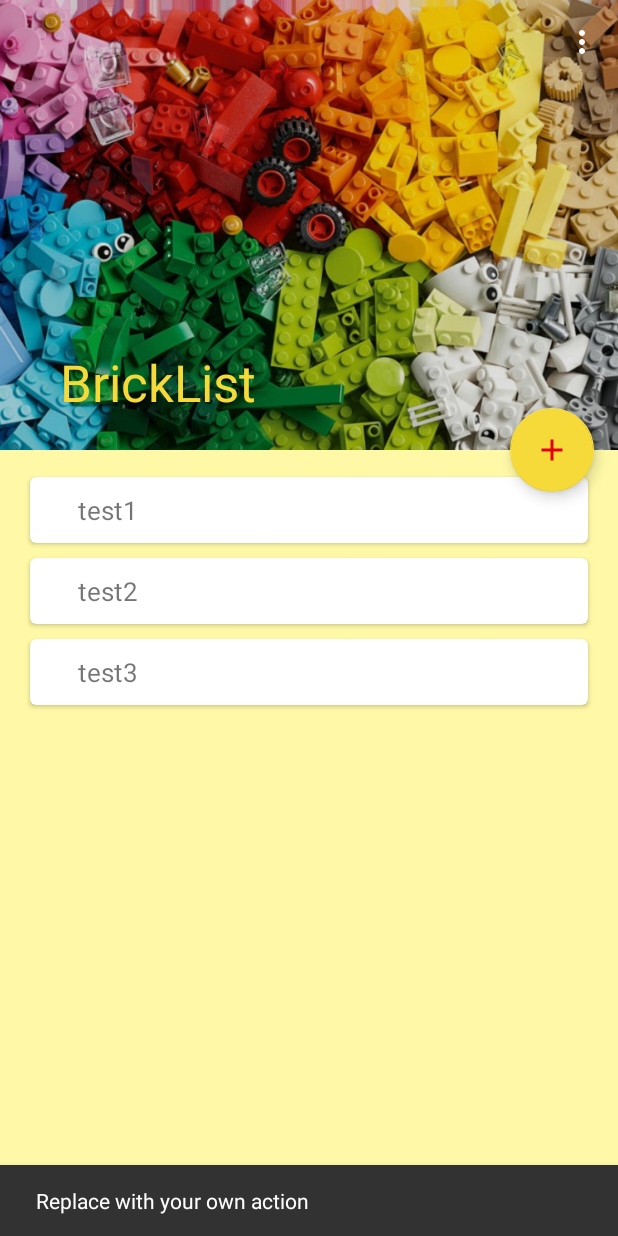
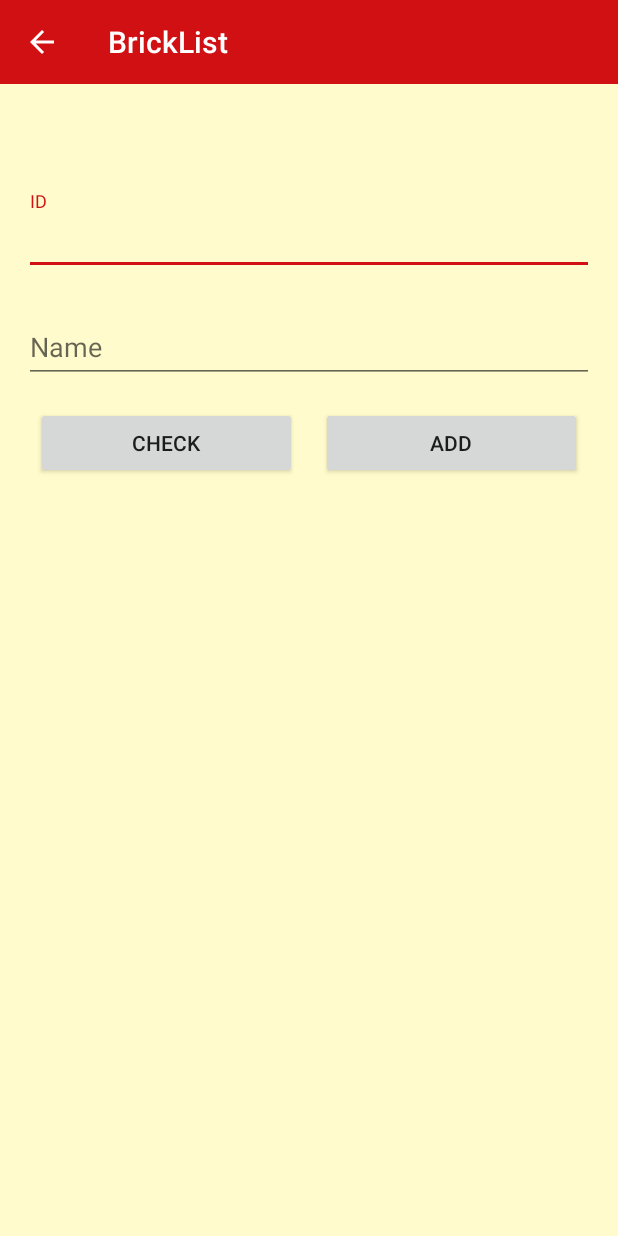
Before and after one commit to Vieja/BrickListApp, an Android app: the screen it shows after launch (MainActivity before the commit, ProjectCreationActivity after it), after a tap on an icon or button, on a phone screen of 412 x 824 dp. Run offline under Robolectric (Android 15) with nearby library versions, the phone set to English and light mode, and no system bars.

Commit message:
add ProjectCreationActivity

```diff
--- a/app/build.gradle
+++ b/app/build.gradle
@@ -8,7 +8,7 @@ android {
 
     defaultConfig {
         applicationId "com.vieja.bricklist"
-        minSdkVersion 18
+        minSdkVersion 21
         targetSdkVersion 29
         versionCode 1
         versionName "1.0"
--- a/app/src/main/AndroidManifest.xml
+++ b/app/src/main/AndroidManifest.xml
@@ -17,6 +17,7 @@
             </intent-filter>
         </activity>
         <activity android:name=".SettingsActivity"/>
+        <activity android:name=".ProjectCreationActivity"/>
     </application>
 
 </manifest>
--- a/app/src/main/java/com/vieja/bricklist/MainActivity.kt
+++ b/app/src/main/java/com/vieja/bricklist/MainActivity.kt
@@ -1,6 +1,7 @@
 package com.vieja.bricklist
 
 import android.content.Context
+import android.content.Intent
 import android.os.Bundle
 import android.view.Menu
 import androidx.appcompat.app.AppCompatActivity
@@ -30,8 +31,9 @@ class MainActivity : AppCompatActivity() {
         collapsingToolbar.setExpandedTitleColor(ContextCompat.getColor(this, R.color.colorAccent));
 
         addProjectButton.setOnClickListener { view ->
-            Snackbar.make(view, "Replace with your own action", Snackbar.LENGTH_LONG)
-                .setAction("Action", null).show()
+//            Snackbar.make(view, "Replace with your own action", Snackbar.LENGTH_LONG)
+//                .setAction("Action", null).show()
+            startActivity(Intent(this,ProjectCreationActivity::class.java))
         }
 
         val recyclerView = findViewById(R.id.projectsList) as RecyclerView
--- /dev/null
+++ b/app/src/main/java/com/vieja/bricklist/ProjectCreationActivity.kt
@@ -0,0 +1,24 @@
+package com.vieja.bricklist
+
+import android.os.Build
+import android.os.Bundle
+import androidx.appcompat.app.AppCompatActivity
+import androidx.appcompat.widget.Toolbar
+import androidx.core.content.ContextCompat
+
+class ProjectCreationActivity : AppCompatActivity() {
+
+    override fun onCreate(savedInstanceState: Bundle?) {
+        super.onCreate(savedInstanceState)
+        setContentView(R.layout.activity_newproject)
+
+        val toolbar: Toolbar = findViewById(R.id.toolbar) as Toolbar
+        setSupportActionBar(toolbar)
+        getSupportActionBar()?.setDisplayHomeAsUpEnabled(true)
+        getSupportActionBar()?.setDisplayShowHomeEnabled(true)
+        toolbar.navigationIcon?.mutate()?.let {
+            it.setTint(ContextCompat.getColor(this, R.color.colorSecondary))
+            toolbar.navigationIcon = it
+        }
+    }
+}
--- a/app/src/main/res/layout/activity_main.xml
+++ b/app/src/main/res/layout/activity_main.xml
@@ -51,6 +51,8 @@
         android:layout_height="wrap_content"
         android:layout_margin="16dp"
         android:src="@drawable/ic_add_red_24dp"
+        android:backgroundTint="@color/colorAccent"
+        app:borderWidth="0dp"
         app:layout_anchor="@id/appBar"
         app:layout_anchorGravity="bottom|end" />
 </androidx.coordinatorlayout.widget.CoordinatorLayout>
--- /dev/null
+++ b/app/src/main/res/layout/activity_newproject.xml
@@ -0,0 +1,82 @@
+<?xml version="1.0" encoding="utf-8"?>
+<androidx.constraintlayout.widget.ConstraintLayout
+    xmlns:android="http://schemas.android.com/apk/res/android"
+    xmlns:app="http://schemas.android.com/apk/res-auto"
+    android:layout_width="match_parent"
+    android:layout_height="match_parent"
+    android:background="@color/colorBackground">
+
+    <androidx.appcompat.widget.Toolbar
+        android:id="@+id/toolbar"
+        android:layout_width="match_parent"
+        android:layout_height="?attr/actionBarSize"
+        app:layout_collapseMode="pin"
+        app:layout_constraintEnd_toEndOf="parent"
+        app:layout_constraintStart_toStartOf="parent"
+        app:layout_constraintTop_toTopOf="parent"
+        android:background="@color/colorPrimary"
+        app:titleTextColor="@color/colorSecondary"
+        app:popupTheme="@style/ThemeOverlay.AppCompat.Light" />
+
+    <com.google.android.material.textfield.TextInputLayout
+        android:id="@+id/idInputLayout"
+        android:layout_width="0dp"
+        android:layout_height="wrap_content"
+        android:layout_marginStart="16dp"
+        android:layout_marginEnd="16dp"
+        app:layout_constraintBottom_toBottomOf="parent"
+        app:layout_constraintEnd_toEndOf="parent"
+        app:layout_constraintStart_toStartOf="parent"
+        app:layout_constraintTop_toBottomOf="@+id/toolbar"
+        app:layout_constraintVertical_bias="0.100000024">
+
+        <com.google.android.material.textfield.TextInputEditText
+            android:layout_width="match_parent"
+            android:layout_height="wrap_content"
+            android:hint="ID" />
+
+    </com.google.android.material.textfield.TextInputLayout>
+
+    <com.google.android.material.textfield.TextInputLayout
+        android:id="@+id/nameInputLayout"
+        android:layout_width="0dp"
+        android:layout_height="wrap_content"
+        android:layout_marginStart="16dp"
+        android:layout_marginTop="16dp"
+        android:layout_marginEnd="16dp"
+        app:layout_constraintEnd_toEndOf="parent"
+        app:layout_constraintStart_toStartOf="parent"
+        app:layout_constraintTop_toBottomOf="@+id/idInputLayout">
+
+        <com.google.android.material.textfield.TextInputEditText
+            android:layout_width="match_parent"
+            android:layout_height="wrap_content"
+            android:hint="Name" />
+    </com.google.android.material.textfield.TextInputLayout>
+
+    <Button
+        android:id="@+id/button"
+        android:layout_width="0dp"
+        android:layout_height="wrap_content"
+        android:layout_marginStart="24dp"
+        android:layout_marginTop="16dp"
+        android:layout_marginEnd="8dp"
+        android:text="CHECK"
+        app:layout_constraintEnd_toStartOf="@+id/button2"
+        app:layout_constraintHorizontal_chainStyle="packed"
+        app:layout_constraintStart_toStartOf="parent"
+        app:layout_constraintTop_toBottomOf="@+id/nameInputLayout" />
+
+    <Button
+        android:id="@+id/button2"
+        android:layout_width="0dp"
+        android:layout_height="wrap_content"
+        android:layout_marginStart="8dp"
+        android:layout_marginTop="16dp"
+        android:layout_marginEnd="24dp"
+        android:text="ADD"
+        app:layout_constraintEnd_toEndOf="parent"
+        app:layout_constraintStart_toEndOf="@id/button"
+        app:layout_constraintTop_toBottomOf="@+id/nameInputLayout" />
+
+</androidx.constraintlayout.widget.ConstraintLayout>
--- a/app/src/main/res/layout/project_card.xml
+++ b/app/src/main/res/layout/project_card.xml
@@ -23,6 +23,7 @@
             android:paddingBottom="10dp"
             android:textAlignment="textStart"
             android:textSize="17sp"
+            android:textColor="@color/colorDarkPrimary"
             app:layout_constraintBottom_toBottomOf="parent"
             app:layout_constraintEnd_toEndOf="parent"
             app:layout_constraintStart_toStartOf="parent"
--- a/app/src/main/res/values/colors.xml
+++ b/app/src/main/res/values/colors.xml
@@ -4,5 +4,6 @@
     <color name="colorSecondary">#ffffff</color>
     <color name="colorAccent">#F6DA3A</color>
     <color name="colorBlack">#000000</color>
-    <color name="colorBackground">#fff9a7</color>
+    <color name="colorBackground">#fffbcc</color>
+    <color name="colorDarkPrimary">#7a080a</color>
 </resources>
--- a/app/src/main/res/values/styles.xml
+++ b/app/src/main/res/values/styles.xml
@@ -5,7 +5,7 @@
         <!-- Customize your theme here. -->
         <item name="colorPrimary">@color/colorPrimary</item>
         <item name="colorPrimaryDark">@color/colorPrimary</item>
-        <item name="colorAccent">@color/colorAccent</item>
+        <item name="colorAccent">@color/colorPrimary</item>
     </style>
 
 </resources>
```
